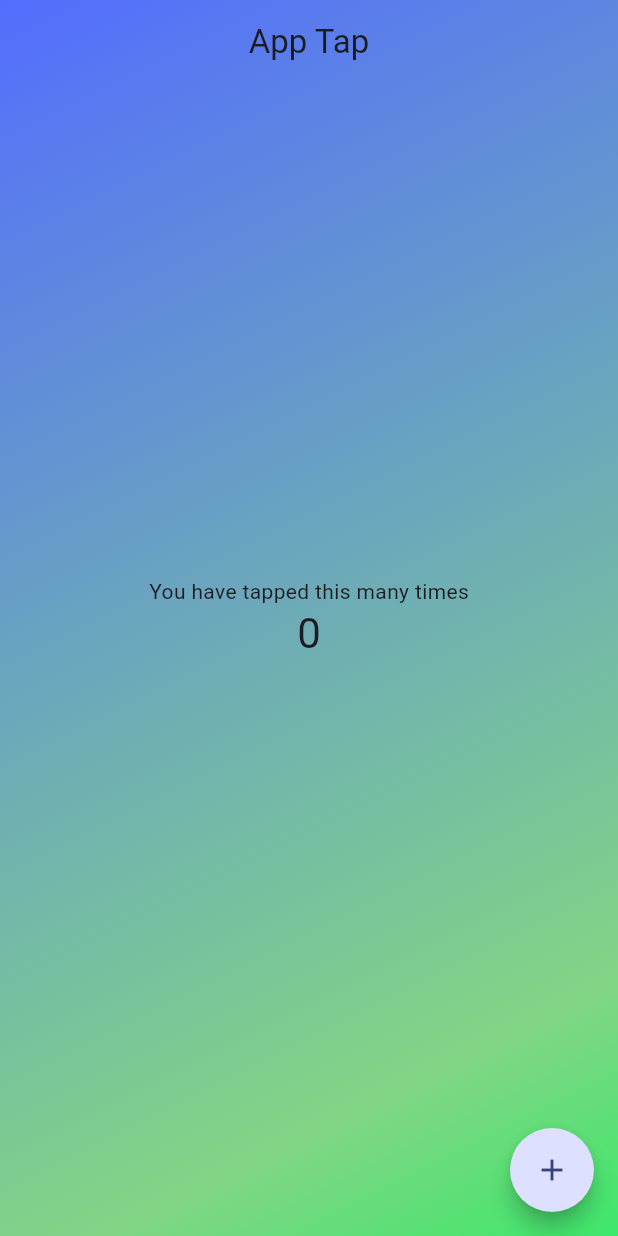
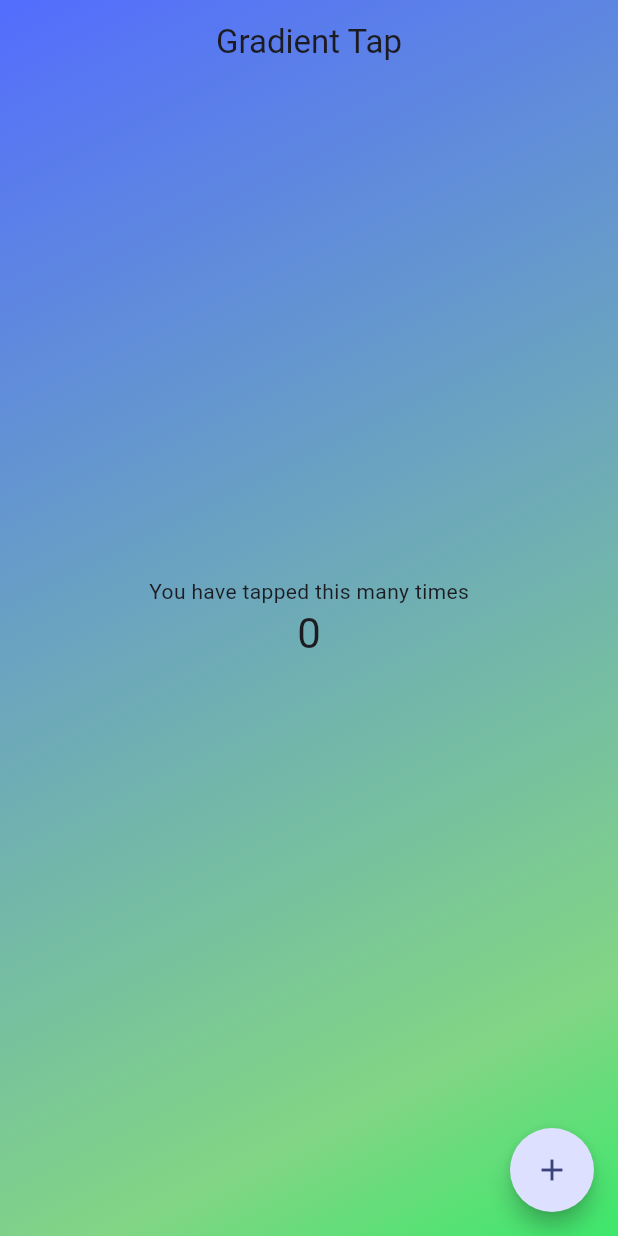
Before and after one commit to ObiajuluM/app-tap, a Flutter app: the screen it shows after launch, on a phone screen of 412 x 824 dp. Run offline on Flutter 3.47's test engine with Material 3 defaults, Android fonts, the phone set to English and light mode, and no system bars.

```diff
--- a/lib/home.dart
+++ b/lib/home.dart
@@ -13,7 +13,7 @@ class HomePage extends StatefulWidget {
 class _HomePageState extends State<HomePage> {
   int _counter = 0;
   int _gradientIndex = 0;
-  final List<List<Color>> _gradients =appGradients;
+  final List<List<Color>> _gradients = appGradients;
   void _incrementCounter() {
     setState(() {
       _counter++;
@@ -28,7 +28,7 @@ class _HomePageState extends State<HomePage> {
 
       ///
       appBar: AppBar(
-        title: Text('App Tap'),
+        title: Text('Gradient Tap'),
         centerTitle: true,
         backgroundColor: Colors.transparent,
       ),
```
Also changed, not shown: 1 other file.
